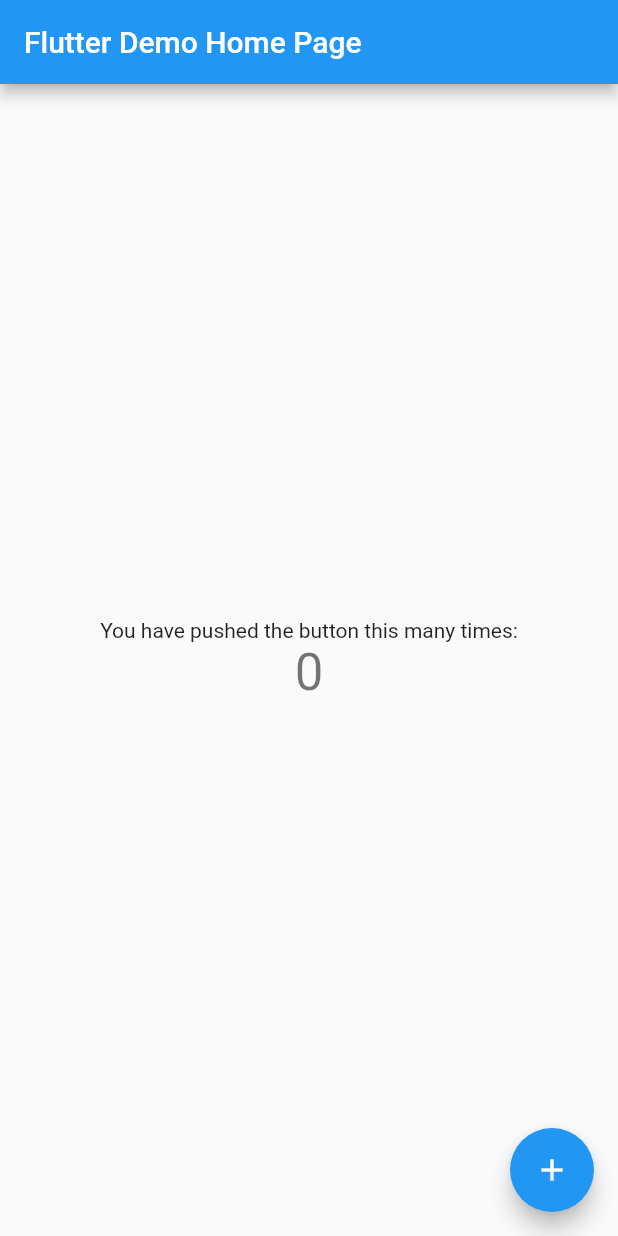
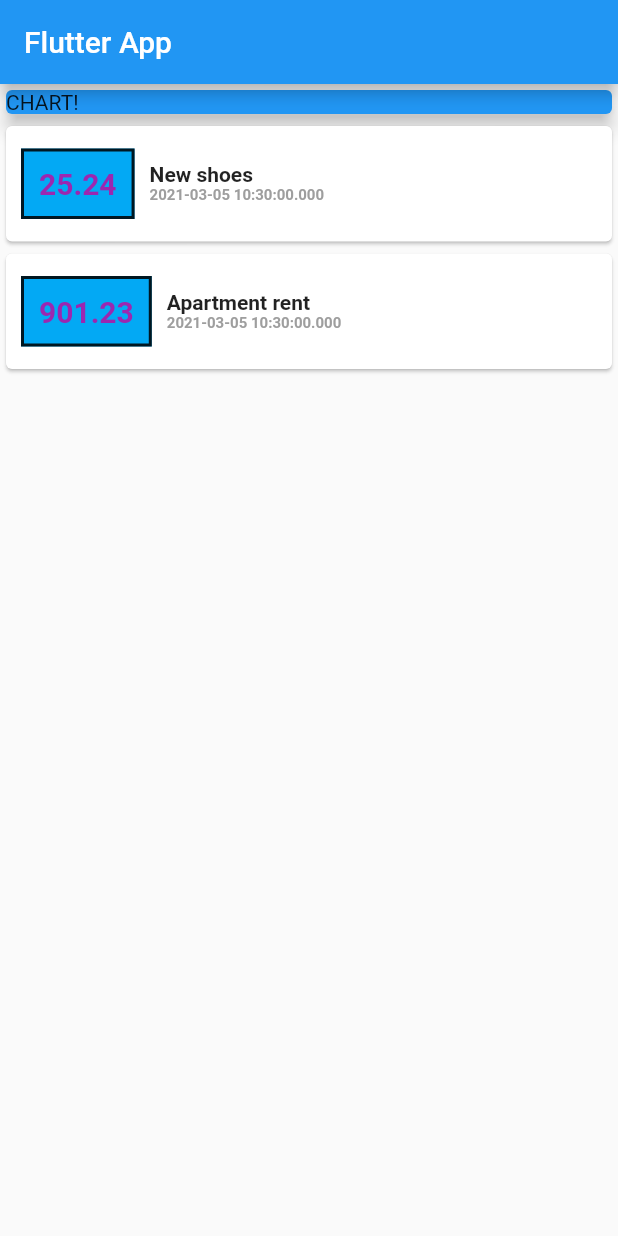
Before and after one commit to BartoszRudnik/LearningFlutter, a Flutter app: the screen it shows after launch, on a phone screen of 412 x 824 dp. Run offline on Flutter 3.47's test engine with Material 2 defaults, Android fonts, the phone set to English and light mode, and no system bars.

Commit message:
transaction container -> first steps

```diff
--- a/PersonalExpensesApp/lib/main.dart
+++ b/PersonalExpensesApp/lib/main.dart
@@ -1,117 +1,97 @@
+import 'package:PersonalExpensesApp/transaction.dart';
 import 'package:flutter/material.dart';
 
-void main() {
-  runApp(MyApp());
-}
+void main() => runApp(MyApp());
 
 class MyApp extends StatelessWidget {
-  // This widget is the root of your application.
   @override
   Widget build(BuildContext context) {
     return MaterialApp(
-      title: 'Flutter Demo',
-      theme: ThemeData(
-        // This is the theme of your application.
-        //
-        // Try running your application with "flutter run". You'll see the
-        // application has a blue toolbar. Then, without quitting the app, try
-        // changing the primarySwatch below to Colors.green and then invoke
-        // "hot reload" (press "r" in the console where you ran "flutter run",
-        // or simply save your changes to "hot reload" in a Flutter IDE).
-        // Notice that the counter didn't reset back to zero; the application
-        // is not restarted.
-        primarySwatch: Colors.blue,
-        // This makes the visual density adapt to the platform that you run
-        // the app on. For desktop platforms, the controls will be smaller and
-        // closer together (more dense) than on mobile platforms.
-        visualDensity: VisualDensity.adaptivePlatformDensity,
-      ),
-      home: MyHomePage(title: 'Flutter Demo Home Page'),
+      title: 'Flutter App',
+      home: MyHomePage(),
     );
   }
 }
 
-class MyHomePage extends StatefulWidget {
-  MyHomePage({Key key, this.title}) : super(key: key);
-
-  // This widget is the home page of your application. It is stateful, meaning
-  // that it has a State object (defined below) that contains fields that affect
-  // how it looks.
-
-  // This class is the configuration for the state. It holds the values (in this
-  // case the title) provided by the parent (in this case the App widget) and
-  // used by the build method of the State. Fields in a Widget subclass are
-  // always marked "final".
-
-  final String title;
-
-  @override
-  _MyHomePageState createState() => _MyHomePageState();
-}
-
-class _MyHomePageState extends State<MyHomePage> {
-  int _counter = 0;
-
-  void _incrementCounter() {
-    setState(() {
-      // This call to setState tells the Flutter framework that something has
-      // changed in this State, which causes it to rerun the build method below
-      // so that the display can reflect the updated values. If we changed
-      // _counter without calling setState(), then the build method would not be
-      // called again, and so nothing would appear to happen.
-      _counter++;
-    });
-  }
+class MyHomePage extends StatelessWidget {
+  final List<Transaction> listOfTransaction = [
+    Transaction(25.24, 't1', 'New shoes', DateTime.now()),
+    Transaction(901.23, 't2', 'Apartment rent', DateTime.now()),
+  ];
 
   @override
   Widget build(BuildContext context) {
-    // This method is rerun every time setState is called, for instance as done
-    // by the _incrementCounter method above.
-    //
-    // The Flutter framework has been optimized to make rerunning build methods
-    // fast, so that you can just rebuild anything that needs updating rather
-    // than having to individually change instances of widgets.
     return Scaffold(
       appBar: AppBar(
-        // Here we take the value from the MyHomePage object that was created by
-        // the App.build method, and use it to set our appbar title.
-        title: Text(widget.title),
+        title: Text('Flutter App'),
       ),
-      body: Center(
-        // Center is a layout widget. It takes a single child and positions it
-        // in the middle of the parent.
-        child: Column(
-          // Column is also a layout widget. It takes a list of children and
-          // arranges them vertically. By default, it sizes itself to fit its
-          // children horizontally, and tries to be as tall as its parent.
-          //
-          // Invoke "debug painting" (press "p" in the console, choose the
-          // "Toggle Debug Paint" action from the Flutter Inspector in Android
-          // Studio, or the "Toggle Debug Paint" command in Visual Studio Code)
-          // to see the wireframe for each widget.
-          //
-          // Column has various properties to control how it sizes itself and
-          // how it positions its children. Here we use mainAxisAlignment to
-          // center the children vertically; the main axis here is the vertical
-          // axis because Columns are vertical (the cross axis would be
-          // horizontal).
-          mainAxisAlignment: MainAxisAlignment.center,
+      body: Column(
+        mainAxisAlignment: MainAxisAlignment.start,
+        crossAxisAlignment: CrossAxisAlignment.start,
+        children: <Widget>[
+          Container(
+            width: double.infinity,
+            child: Card(
+              color: Colors.blue,
+              child: Text('CHART!'),
+              elevation: 5,
+            ),
+          ),
+          Column(
+            children: listOfTransaction.map((transaction) {
+              return Card(
+                child: Row(
+                  children: <Widget>[
+                    Container(
+                      margin: EdgeInsets.symmetric(
+                        vertical: 15,
+                        horizontal: 10,
+                      ),
+                      decoration: BoxDecoration(
+                        color: Colors.lightBlue,
+                        border: Border.all(
+                          color: Colors.black87,
+                          width: 2,
+                          style: BorderStyle.solid,
+                        ),
+                      ),
+                      padding: EdgeInsets.all(10),
+                      child: Text(
+                        transaction.amount.toString(),
+                        style: TextStyle(
+                          fontWeight: FontWeight.bold,
+                          fontSize: 20,
+                          color: Colors.purple,
+                        ),
+                      ),
+                    ),
+                    Column(
+                      crossAxisAlignment: CrossAxisAlignment.start,
                       children: <Widget>[
                         Text(
-              'You have pushed the button this many times:',
+                          transaction.title,
+                          style: TextStyle(
+                            fontWeight: FontWeight.bold,
+                            fontSize: 14,
+                          ),
                         ),
                         Text(
-              '$_counter',
-              style: Theme.of(context).textTheme.headline4,
+                          transaction.transactionDate.toString(),
+                          style: TextStyle(
+                            fontWeight: FontWeight.bold,
+                            fontSize: 10,
+                            color: Colors.grey,
+                          ),
                         ),
                       ],
                     ),
+                  ],
                 ),
-      floatingActionButton: FloatingActionButton(
-        onPressed: _incrementCounter,
-        tooltip: 'Increment',
-        child: Icon(Icons.add),
-      ), // This trailing comma makes auto-formatting nicer for build methods.
+              );
+            }).toList(),
+          ),
+        ],
+      ),
     );
   }
 }
--- /dev/null
+++ b/PersonalExpensesApp/lib/transaction.dart
@@ -0,0 +1,45 @@
+class Transaction {
+  String _id;
+  String _title;
+  double _amount;
+  DateTime _transactionDate;
+
+  String get id {
+    return _id;
+  }
+
+  String get title {
+    return _title;
+  }
+
+  double get amount {
+    return _amount;
+  }
+
+  DateTime get transactionDate {
+    return _transactionDate;
+  }
+
+  set id(String id) {
+    this._id = id;
+  }
+
+  set title(String title) {
+    this._title = title;
+  }
+
+  set amount(double amount) {
+    this._amount = amount;
+  }
+
+  set transactionDate(DateTime transactionDate) {
+    this._transactionDate = transactionDate;
+  }
+
+  Transaction(
+    this._amount,
+    this._id,
+    this._title,
+    this._transactionDate,
+  );
+}
```
Lines whose indentation alone changed are shown as unchanged.
